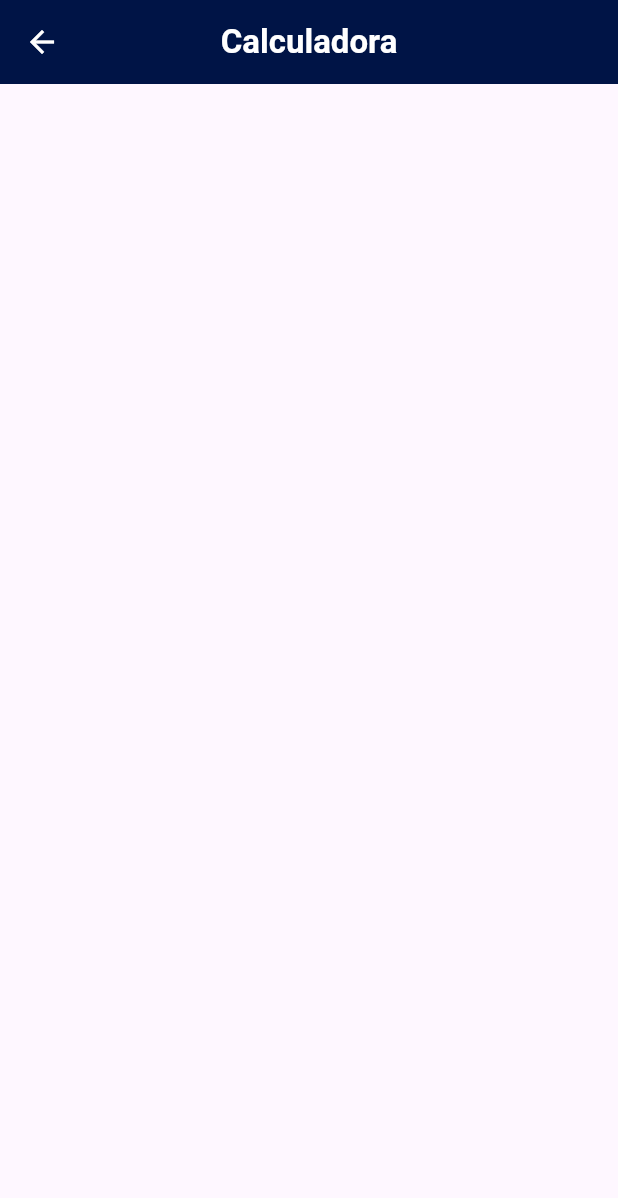
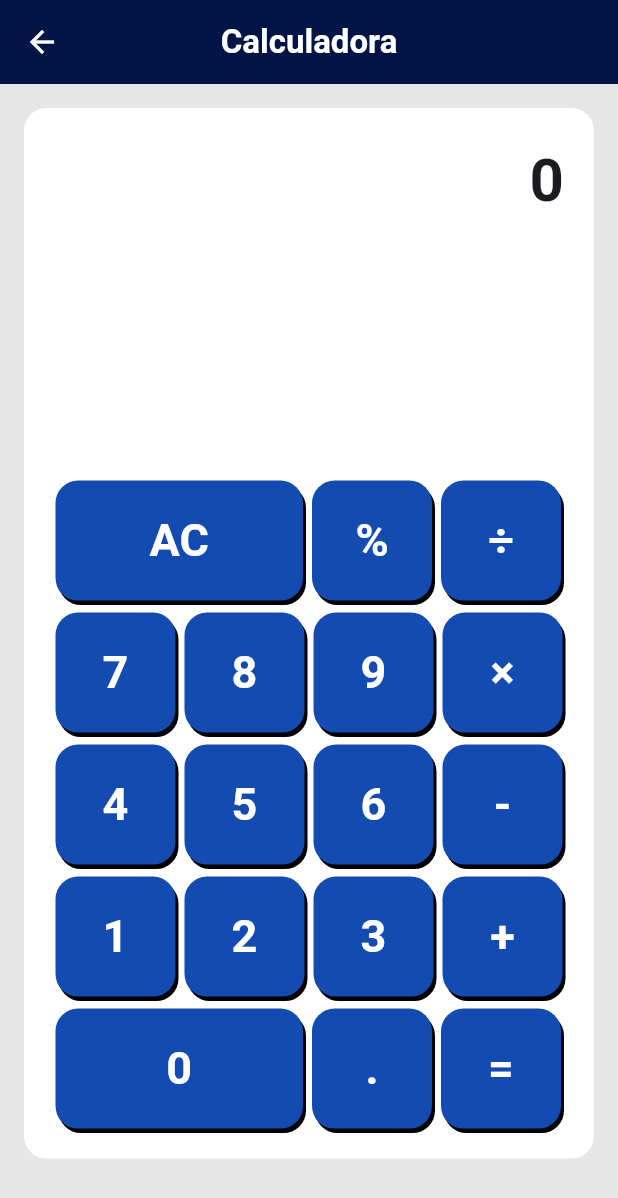
Before and after one commit to Reinertjg/LinceTechAcademy, a Flutter app: the Calculadora screen opened by its route, on a phone screen of 412 x 824 dp. Shown: the top 1198 px of the screen. Run offline on Flutter 3.47's test engine with Material 3 defaults, Android fonts, the light colour scheme and no system bars; our stand-ins replace hive_flutter; missing offline and left inert: country_flags; accounts and stored records are empty.

Commit message:
feat: renomeia tela_calculadora.dart para calculadora_page.dart e refatora layout da calculadora

```diff
--- a/Flutter Training/tools_app/lib/Telas/tela_calculadora.dart
+++ /dev/null
@@ -1,22 +0,0 @@
-import 'package:flutter/material.dart';
-
-class Calculadora extends StatelessWidget {
-  const Calculadora({super.key});
-
-  @override
-  Widget build(BuildContext context) {
-    return Scaffold(
-      appBar: AppBar(
-        iconTheme: IconThemeData(color: Colors.white),
-        title: Text(
-          'Calculadora',
-          style: TextStyle(color: Colors.white,
-              fontWeight: FontWeight.bold
-          ),
-        ),
-        centerTitle: true,
-        backgroundColor: Color.fromRGBO(0, 20, 70, 1),
-      ),
-    );
-  }
-}
--- a/Flutter Training/tools_app/lib/main.dart
+++ b/Flutter Training/tools_app/lib/main.dart
@@ -1,6 +1,6 @@
 import 'package:hive_flutter/adapters.dart';
 import 'package:path_provider/path_provider.dart';
-import 'package:tools_app/Telas/tela_calculadora.dart';
+import 'package:tools_app/modules/calculadora/pages/calculadora_page.dart';
 import 'package:flutter/material.dart';
 import 'package:tools_app/Telas/tela_inicio.dart';
 import 'package:tools_app/modules/conversor_moedas/pages/conversor_moeda_page.dart';
--- /dev/null
+++ b/Flutter Training/tools_app/lib/modules/calculadora/pages/calculadora_page.dart
@@ -0,0 +1,104 @@
+import 'package:flutter/material.dart';
+
+class Calculadora extends StatelessWidget {
+  const Calculadora({super.key});
+
+  @override
+  Widget build(BuildContext context) {
+    return Scaffold(
+      appBar: AppBar(
+        iconTheme: IconThemeData(color: Colors.white),
+        title: Text(
+          'Calculadora',
+          style: TextStyle(color: Colors.white, fontWeight: FontWeight.bold),
+        ),
+        centerTitle: true,
+        backgroundColor: Color.fromRGBO(0, 20, 70, 1),
+      ),
+      backgroundColor: Color.fromRGBO(230, 230, 230, 1),
+      body: Padding(
+        padding: EdgeInsets.all(16.0),
+
+        // Container Branco
+        child: Container(
+          padding: EdgeInsets.all(20.0),
+          height: MediaQuery.of(context).size.width * 1.7,
+          decoration: BoxDecoration(
+            borderRadius: BorderRadius.all(Radius.circular(15)),
+            color: Colors.white,
+          ),
+          child: Column(
+            mainAxisAlignment: MainAxisAlignment.spaceBetween,
+            children: [
+              // Display da Calculadora
+              Container(
+                alignment: Alignment.centerRight,
+                child: Text(
+                  '0',
+                  style: TextStyle(
+                    fontSize: 40,
+                    fontWeight: FontWeight.bold,
+                  ),
+                ),
+              ),
+
+              Wrap(
+                spacing: 6,
+                runSpacing: 8,
+                children: [
+                  buildTecla('AC', width: 165),
+                  buildTecla('%'),
+                  buildTecla('÷'),
+                  buildTecla('7'),
+                  buildTecla('8'),
+                  buildTecla('9'),
+                  buildTecla('×'),
+                  buildTecla('4'),
+                  buildTecla('5'),
+                  buildTecla('6'),
+                  buildTecla('-'),
+                  buildTecla('1'),
+                  buildTecla('2'),
+                  buildTecla('3'),
+                  buildTecla('+'),
+                  buildTecla('0', width: 165),
+                  buildTecla('.'),
+                  buildTecla('='),
+                ],
+              )
+
+            ],
+          ),
+        ),
+      ),
+    );
+  }
+
+  Widget buildTecla(String label, {double width = 80}) {
+    return Container(
+      width: width,
+      height: 80,
+      decoration: BoxDecoration(
+        borderRadius: BorderRadius.all(Radius.circular(15)),
+        color: Color.fromRGBO(19, 75, 176, 1),
+        boxShadow: [
+          BoxShadow(
+            color: Colors.black,
+            offset: Offset(2, 3),
+          ),
+        ],
+      ),
+      child:
+      Center(
+        child: Text(
+          label,
+          style: TextStyle(
+            color: Colors.white,
+            fontSize: 30,
+            fontWeight: FontWeight.bold,
+          ),
+        ),
+      ),
+    );
+  }
+}
```
